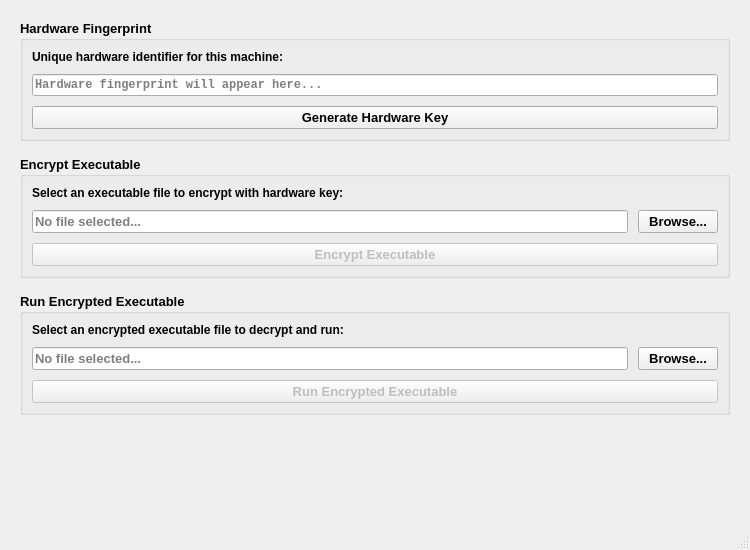
angeloflancer/philips-protector, file mod.ui: the form before one commit.
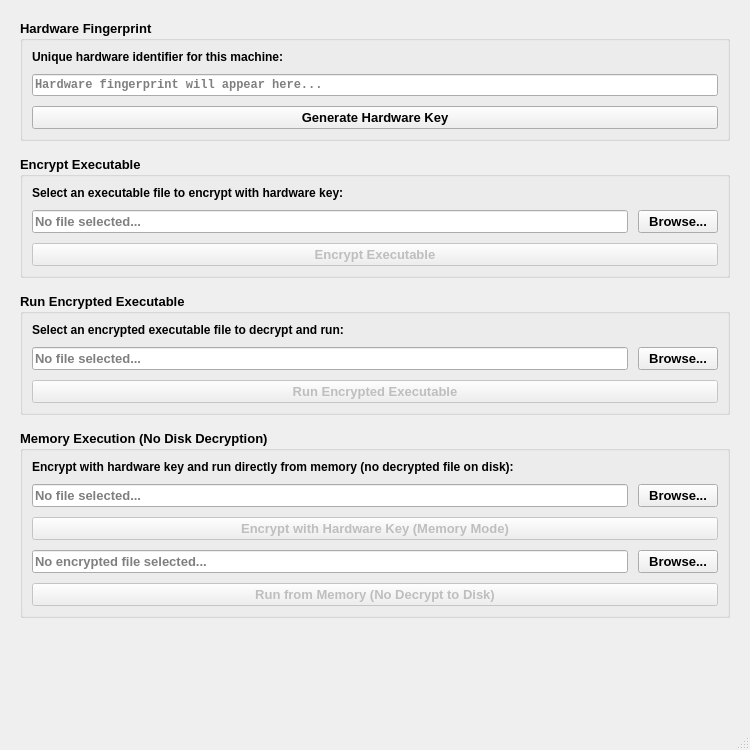
The form after the commit.

Commit message: Add memory execution functionality to MoD application. Implemented UI elements for memory encryption and execution, allowing users to encrypt executables with a hardware key and run them directly from memory without writing to disk. Enhanced the layout and added corresponding slots for handling user interactions.

```diff
--- a/mod.ui
+++ b/mod.ui
@@ -7,7 +7,7 @@
     <x>0</x>
     <y>0</y>
     <width>750</width>
-    <height>550</height>
+    <height>750</height>
    </rect>
   </property>
   <property name="windowTitle">
@@ -223,6 +223,111 @@
       </layout>
      </widget>
     </item>
+    <item>
+     <widget class="QGroupBox" name="memoryExecGroup">
+      <property name="title">
+       <string>Memory Execution (No Disk Decryption)</string>
+      </property>
+      <property name="font">
+       <font>
+        <pointsize>10</pointsize>
+        <weight>75</weight>
+        <bold>true</bold>
+       </font>
+      </property>
+      <layout class="QVBoxLayout" name="memoryExecLayout">
+       <property name="spacing">
+        <number>10</number>
+       </property>
+       <item>
+        <widget class="QLabel" name="labelMemoryExecDescription">
+         <property name="text">
+          <string>Encrypt with hardware key and run directly from memory (no decrypted file on disk):</string>
+         </property>
+         <property name="font">
+          <font>
+           <pointsize>9</pointsize>
+          </font>
+         </property>
+        </widget>
+       </item>
+       <item>
+        <layout class="QHBoxLayout" name="memoryEncryptFileLayout">
+         <item>
+          <widget class="QLineEdit" name="memoryEncryptFileLineEdit">
+           <property name="readOnly">
+            <bool>true</bool>
+           </property>
+           <property name="placeholderText">
+            <string>No file selected...</string>
+           </property>
+          </widget>
+         </item>
+         <item>
+          <widget class="QPushButton" name="browseMemoryEncryptButton">
+           <property name="text">
+            <string>Browse...</string>
+           </property>
+           <property name="minimumWidth">
+            <number>80</number>
+           </property>
+          </widget>
+         </item>
+        </layout>
+       </item>
+       <item>
+        <widget class="QPushButton" name="memoryEncryptButton">
+         <property name="text">
+          <string>Encrypt with Hardware Key (Memory Mode)</string>
+         </property>
+         <property name="minimumHeight">
+          <number>35</number>
+         </property>
+         <property name="enabled">
+          <bool>false</bool>
+         </property>
+        </widget>
+       </item>
+       <item>
+        <layout class="QHBoxLayout" name="memoryRunFileLayout">
+         <item>
+          <widget class="QLineEdit" name="memoryRunFileLineEdit">
+           <property name="readOnly">
+            <bool>true</bool>
+           </property>
+           <property name="placeholderText">
+            <string>No encrypted file selected...</string>
+           </property>
+          </widget>
+         </item>
+         <item>
+          <widget class="QPushButton" name="browseMemoryRunButton">
+           <property name="text">
+            <string>Browse...</string>
+           </property>
+           <property name="minimumWidth">
+            <number>80</number>
+           </property>
+          </widget>
+         </item>
+        </layout>
+       </item>
+       <item>
+        <widget class="QPushButton" name="memoryRunButton">
+         <property name="text">
+          <string>Run from Memory (No Decrypt to Disk)</string>
+         </property>
+         <property name="minimumHeight">
+          <number>35</number>
+         </property>
+         <property name="enabled">
+          <bool>false</bool>
+         </property>
+        </widget>
+       </item>
+      </layout>
+     </widget>
+    </item>
     <item>
      <spacer name="verticalSpacer">
       <property name="orientation">
```
Left out of the diff: 24 changed lines with no effect on the pictures. The commit also changes 5 other files.
